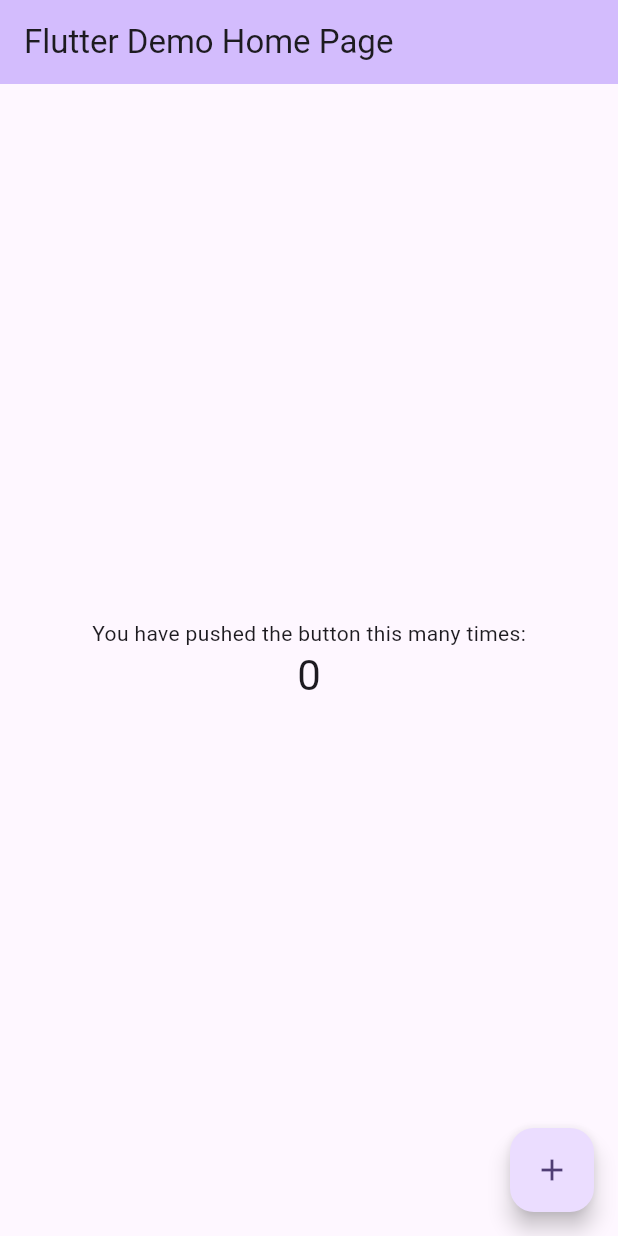
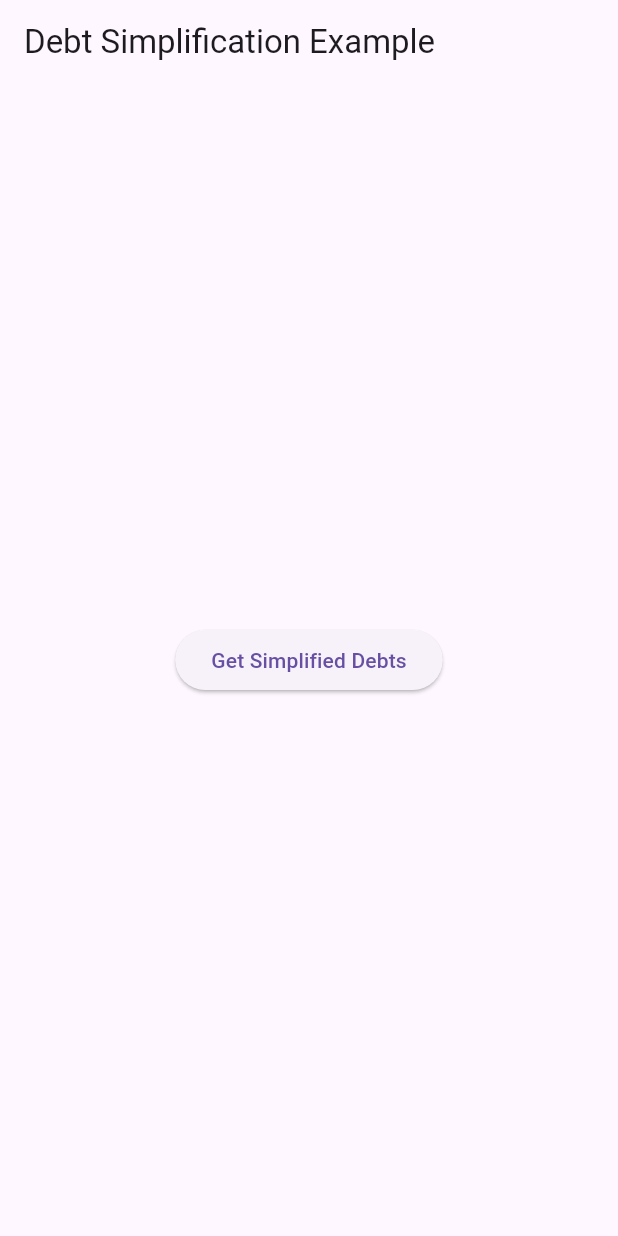
Before and after one commit to i-aiymen/debt_simplification, a Flutter app: the screen it shows after launch, on a phone screen of 412 x 824 dp. Run offline on Flutter 3.47's test engine with Material 3 defaults, Android fonts, the phone set to English and light mode, and no system bars.

Commit message:
Updated: Example folder with the usage of debt simplification dart function

```diff
--- a/example/lib/main.dart
+++ b/example/lib/main.dart
@@ -1,3 +1,6 @@
+// ignore_for_file: unused_local_variable
+
+import 'package:debt_simplification/debt_simplification.dart';
 import 'package:flutter/material.dart';
 
 void main() {
@@ -7,119 +10,51 @@ void main() {
 class MyApp extends StatelessWidget {
   const MyApp({super.key});
 
-  // This widget is the root of your application.
   @override
   Widget build(BuildContext context) {
-    return MaterialApp(
-      title: 'Flutter Demo',
-      theme: ThemeData(
-        // This is the theme of your application.
-        //
-        // TRY THIS: Try running your application with "flutter run". You'll see
-        // the application has a purple toolbar. Then, without quitting the app,
-        // try changing the seedColor in the colorScheme below to Colors.green
-        // and then invoke "hot reload" (save your changes or press the "hot
-        // reload" button in a Flutter-supported IDE, or press "r" if you used
-        // the command line to start the app).
-        //
-        // Notice that the counter didn't reset back to zero; the application
-        // state is not lost during the reload. To reset the state, use hot
-        // restart instead.
-        //
-        // This works for code too, not just values: Most code changes can be
-        // tested with just a hot reload.
-        colorScheme: ColorScheme.fromSeed(seedColor: Colors.deepPurple),
-        useMaterial3: true,
-      ),
-      home: const MyHomePage(title: 'Flutter Demo Home Page'),
+    return const MaterialApp(
+      title: 'Debt Simplification Example',
+      home: ShowToast(),
     );
   }
 }
 
-class MyHomePage extends StatefulWidget {
-  const MyHomePage({super.key, required this.title});
-
-  // This widget is the home page of your application. It is stateful, meaning
-  // that it has a State object (defined below) that contains fields that affect
-  // how it looks.
-
-  // This class is the configuration for the state. It holds the values (in this
-  // case the title) provided by the parent (in this case the App widget) and
-  // used by the build method of the State. Fields in a Widget subclass are
-  // always marked "final".
-
-  final String title;
-
-  @override
-  State<MyHomePage> createState() => _MyHomePageState();
-}
-
-class _MyHomePageState extends State<MyHomePage> {
-  int _counter = 0;
-
-  void _incrementCounter() {
-    setState(() {
-      // This call to setState tells the Flutter framework that something has
-      // changed in this State, which causes it to rerun the build method below
-      // so that the display can reflect the updated values. If we changed
-      // _counter without calling setState(), then the build method would not be
-      // called again, and so nothing would appear to happen.
-      _counter++;
-    });
-  }
+class ShowToast extends StatelessWidget {
+  const ShowToast({super.key});
 
   @override
   Widget build(BuildContext context) {
-    // This method is rerun every time setState is called, for instance as done
-    // by the _incrementCounter method above.
-    //
-    // The Flutter framework has been optimized to make rerunning build methods
-    // fast, so that you can just rebuild anything that needs updating rather
-    // than having to individually change instances of widgets.
     return Scaffold(
       appBar: AppBar(
-        // TRY THIS: Try changing the color here to a specific color (to
-        // Colors.amber, perhaps?) and trigger a hot reload to see the AppBar
-        // change color while the other colors stay the same.
-        backgroundColor: Theme.of(context).colorScheme.inversePrimary,
-        // Here we take the value from the MyHomePage object that was created by
-        // the App.build method, and use it to set our appbar title.
-        title: Text(widget.title),
+        title: const Text('Debt Simplification Example'),
       ),
       body: Center(
-        // Center is a layout widget. It takes a single child and positions it
-        // in the middle of the parent.
-        child: Column(
-          // Column is also a layout widget. It takes a list of children and
-          // arranges them vertically. By default, it sizes itself to fit its
-          // children horizontally, and tries to be as tall as its parent.
-          //
-          // Column has various properties to control how it sizes itself and
-          // how it positions its children. Here we use mainAxisAlignment to
-          // center the children vertically; the main axis here is the vertical
-          // axis because Columns are vertical (the cross axis would be
-          // horizontal).
-          //
-          // TRY THIS: Invoke "debug painting" (choose the "Toggle Debug Paint"
-          // action in the IDE, or press "p" in the console), to see the
-          // wireframe for each widget.
-          mainAxisAlignment: MainAxisAlignment.center,
-          children: <Widget>[
-            const Text(
-              'You have pushed the button this many times:',
-            ),
-            Text(
-              '$_counter',
-              style: Theme.of(context).textTheme.headlineMedium,
-            ),
-          ],
-        ),
-      ),
-      floatingActionButton: FloatingActionButton(
-        onPressed: _incrementCounter,
-        tooltip: 'Increment',
-        child: const Icon(Icons.add),
-      ), // This trailing comma makes auto-formatting nicer for build methods.
+          child: ElevatedButton(
+        onPressed: () {
+          List<Map<String, Map<String, int>>> initialDebts = [
+            {
+              "Alice": {
+                "Bob": 10,
+                "Charlie": 5,
+              } // Bob owes Alice 10, Charlie owes Alice 5
+            },
+            {
+              "Bob": {
+                "Alice": 2,
+                "Charlie": 3,
+              } // Alice owes Bob 2, Charlie owes Bob 3
+            },
+            {
+              "Charlie": {
+                "Alice": 7,
+              } // Alice owes Charlie 7
+            }
+          ];
+
+          List simplifiedDebts = DebtSimplification.simplify(initialDebts);
+        },
+        child: const Text('Get Simplified Debts'),
+      )),
     );
   }
 }
```
Also changed, not shown: example/pubspec.yaml (+6 -74 lines), example/pubspec.lock, 1 other file.
